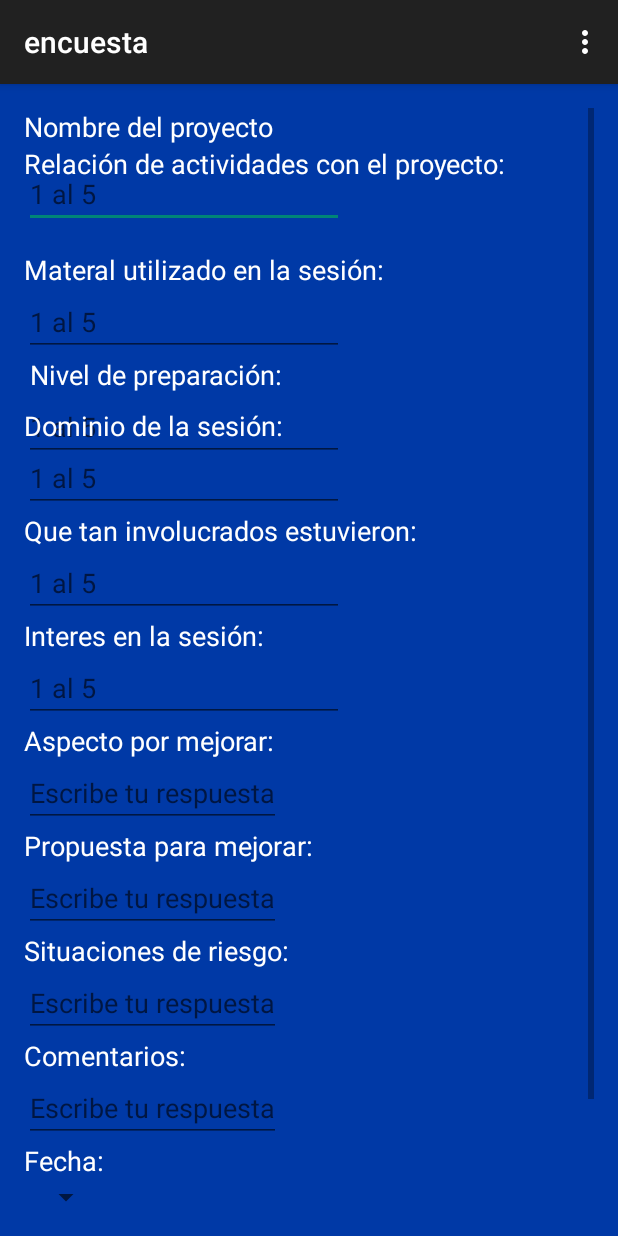
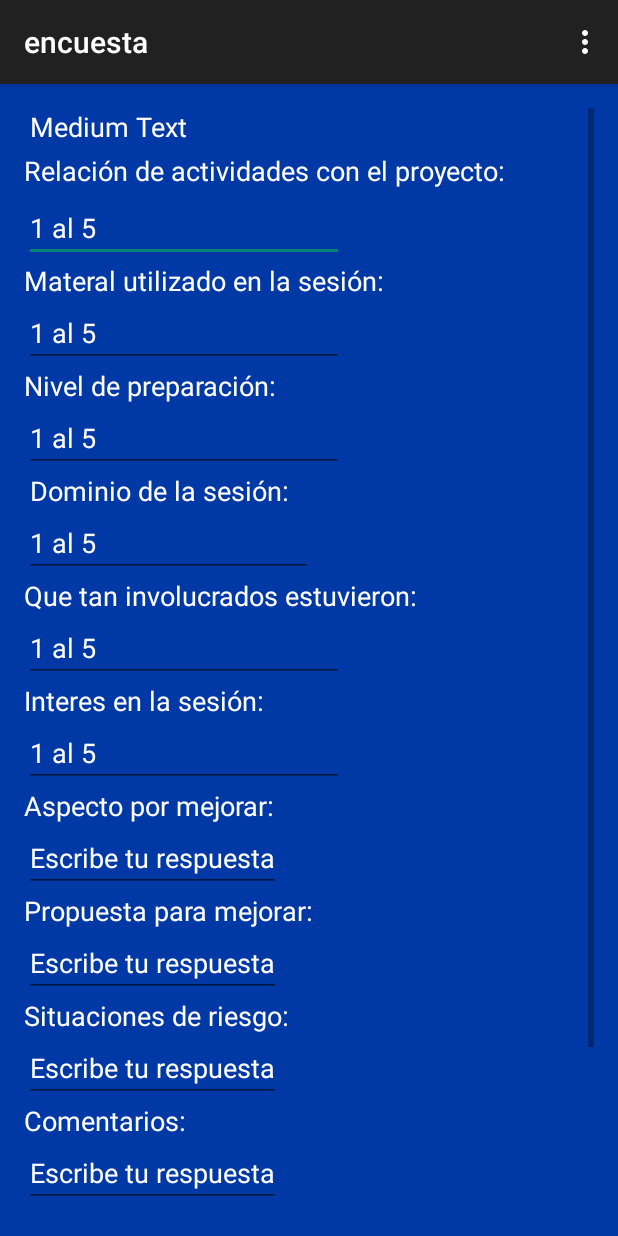
Before and after one commit to Jaguz/ProyectoMoviles, an Android app: the encuesta screen opened directly, with no data from a screen before it, on a phone screen of 412 x 824 dp. Run offline under Robolectric (Android 15) with nearby library versions, the phone set to English and light mode, and no system bars; 5 statements that could not run were skipped.

```diff
--- a/app/src/main/java/itesm/mx/proyectomoviles/encuesta.java
+++ b/app/src/main/java/itesm/mx/proyectomoviles/encuesta.java
@@ -51,6 +51,8 @@ public class encuesta extends AppCompatActivity {
 
         final Bundle datos = getIntent().getExtras();
         final Button terminarButton = (Button) findViewById(R.id.terminarBT);
+        final TextView nombre = (TextView) findViewById(R.id.nombreTV);
+        nombre.setText(datos.getString("proyecto")  );
 
 
         View.OnClickListener terminar = new View.OnClickListener() {
--- a/app/src/main/res/layout/activity_encuesta.xml
+++ b/app/src/main/res/layout/activity_encuesta.xml
@@ -21,10 +21,10 @@
             android:ems="10"
             android:id="@+id/respuesta1"
             android:hint="1 al 5"
-            android:layout_below="@+id/textView13"
+            android:layout_marginTop="57dp"
+            android:textColor="#ffffff"
             android:layout_alignParentStart="true"
-            android:layout_marginTop="10dp"
-            android:textColor="#ffffff" />
+            android:textColorHint="#ffffff" />
 
         <EditText
             android:layout_width="wrap_content"
@@ -32,10 +32,11 @@
             android:inputType="number"
             android:ems="10"
             android:id="@+id/respuesta2"
+            android:hint="1 al 5"
+            android:textColor="#ffffff"
             android:layout_below="@+id/textView15"
             android:layout_alignParentStart="true"
-            android:hint="1 al 5"
-            android:textColor="#ffffff" />
+            android:textColorHint="#ffffff" />
 
         <EditText
             android:layout_width="wrap_content"
@@ -44,9 +45,10 @@
             android:ems="10"
             android:id="@+id/respuesta3"
             android:hint="1 al 5"
+            android:textColor="#ffffff"
             android:layout_below="@+id/textView16"
             android:layout_alignParentStart="true"
-            android:textColor="#ffffff" />
+            android:textColorHint="#ffffff" />
 
         <EditText
             android:layout_width="wrap_content"
@@ -54,10 +56,11 @@
             android:inputType="number"
             android:ems="10"
             android:id="@+id/respuesta4"
+            android:hint="1 al 5"
+            android:textColor="#ffffff"
             android:layout_below="@+id/textView17"
-            android:layout_alignParentStart="true"
-            android:hint="1 al 5"
-            android:textColor="#ffffff" />
+            android:layout_alignEnd="@+id/textView21"
+            android:textColorHint="#ffffff" />
 
         <EditText
             android:layout_width="wrap_content"
@@ -65,10 +68,11 @@
             android:inputType="number"
             android:ems="10"
             android:id="@+id/respuesta5"
+            android:hint="1 al 5"
+            android:textColor="#ffffff"
             android:layout_below="@+id/textView18"
-            android:layout_alignParentStart="true"
-            android:hint="1 al 5"
-            android:textColor="#ffffff" />
+            android:layout_alignStart="@+id/textView20"
+            android:textColorHint="#ffffff" />
 
         <EditText
             android:layout_width="wrap_content"
@@ -76,57 +80,51 @@
             android:inputType="number"
             android:ems="10"
             android:id="@+id/respuesta6"
+            android:hint="1 al 5"
+            android:textColor="#ffffff"
             android:layout_below="@+id/textView19"
             android:layout_alignParentStart="true"
-            android:hint="1 al 5"
-            android:textColor="#ffffff" />
+            android:textColorHint="#ffffff" />
 
         <EditText
             android:layout_width="wrap_content"
             android:layout_height="wrap_content"
             android:id="@+id/respuesta7"
+            android:hint="Escribe tu respuesta"
+            android:textColor="#ffffff"
             android:layout_below="@+id/textView20"
-            android:layout_alignParentStart="true"
-            android:hint="Escribe tu respuesta"
-            android:textColor="#ffffff" />
+            android:layout_alignStart="@+id/textView23"
+            android:textColorHint="#ffffff" />
 
         <EditText
             android:layout_width="wrap_content"
             android:layout_height="wrap_content"
             android:id="@+id/respuesta8"
+            android:hint="Escribe tu respuesta"
+            android:textColor="#ffffff"
             android:layout_below="@+id/textView21"
             android:layout_alignParentStart="true"
-            android:hint="Escribe tu respuesta"
-            android:textColor="#ffffff" />
+            android:textColorHint="#ffffff" />
 
         <EditText
             android:layout_width="wrap_content"
             android:layout_height="wrap_content"
             android:id="@+id/respuesta9"
+            android:textColor="#ffffff"
+            android:hint="Escribe tu respuesta"
             android:layout_below="@+id/textView22"
             android:layout_alignParentStart="true"
-            android:textColor="#ffffff"
-            android:hint="Escribe tu respuesta" />
+            android:textColorHint="#ffffff" />
 
         <TextView
             android:layout_width="wrap_content"
             android:layout_height="wrap_content"
             android:textAppearance="?android:attr/textAppearanceMedium"
             android:text="Relación de actividades con el proyecto:"
-            android:id="@+id/textView13"
+            android:id="@+id/textView14"
             android:textColor="#FFFFFFFF"
-            android:layout_below="@+id/textView13"
-            android:layout_alignParentStart="true" />
-
-        <TextView
-            android:layout_width="wrap_content"
-            android:layout_height="wrap_content"
-            android:textAppearance="?android:attr/textAppearanceMedium"
-            android:text="Nombre del proyecto"
-            android:id="@+id/textView13"
-            android:layout_alignParentTop="true"
             android:layout_alignParentStart="true"
-            android:textColor="#ffffff" />
+            android:layout_marginTop="29dp" />
 
         <TextView
             android:layout_width="wrap_content"
@@ -136,8 +134,7 @@
             android:id="@+id/textView15"
             android:textColor="#ffffff"
             android:layout_below="@+id/respuesta1"
-            android:layout_alignParentStart="true"
-            android:layout_marginTop="15dp" />
+            android:layout_alignParentStart="true" />
 
         <TextView
             android:layout_width="wrap_content"
@@ -147,7 +144,7 @@
             android:id="@+id/textView16"
             android:textColor="#ffffff"
             android:layout_below="@+id/respuesta2"
-            android:layout_alignEnd="@+id/textView17" />
+            android:layout_alignParentStart="true" />
 
         <TextView
             android:layout_width="wrap_content"
@@ -155,10 +152,9 @@
             android:textAppearance="?android:attr/textAppearanceMedium"
             android:text="Dominio de la sesión:"
             android:id="@+id/textView17"
-            android:layout_alignParentTop="true"
-            android:layout_alignParentStart="true"
-            android:layout_marginTop="199dp"
-            android:textColor="#ffffff" />
+            android:textColor="#ffffff"
+            android:layout_below="@+id/respuesta3"
+            android:layout_alignEnd="@+id/textView22" />
 
         <TextView
             android:layout_width="wrap_content"
@@ -166,9 +162,9 @@
             android:textAppearance="?android:attr/textAppearanceMedium"
             android:text="Que tan involucrados estuvieron:"
             android:id="@+id/textView18"
+            android:textColor="#ffffff"
             android:layout_below="@+id/respuesta4"
-            android:layout_alignParentStart="true"
-            android:textColor="#ffffff" />
+            android:layout_alignStart="@+id/respuesta5" />
 
         <TextView
             android:layout_width="wrap_content"
@@ -176,9 +172,9 @@
             android:textAppearance="?android:attr/textAppearanceMedium"
             android:text="Interes en la sesión:"
             android:id="@+id/textView19"
+            android:textColor="#ffffff"
             android:layout_below="@+id/respuesta5"
-            android:layout_alignParentStart="true"
-            android:textColor="#ffffff" />
+            android:layout_alignParentStart="true" />
 
         <TextView
             android:layout_width="wrap_content"
@@ -186,9 +182,9 @@
             android:textAppearance="?android:attr/textAppearanceMedium"
             android:text="Aspecto por mejorar:"
             android:id="@+id/textView20"
+            android:textColor="#ffffff"
             android:layout_below="@+id/respuesta6"
-            android:layout_alignParentStart="true"
-            android:textColor="#ffffff" />
+            android:layout_alignStart="@+id/respuesta7" />
 
         <TextView
             android:layout_width="wrap_content"
@@ -196,9 +192,9 @@
             android:textAppearance="?android:attr/textAppearanceMedium"
             android:text="Propuesta para mejorar:"
             android:id="@+id/textView21"
+            android:textColor="#ffffff"
             android:layout_below="@+id/respuesta7"
-            android:layout_alignParentStart="true"
-            android:textColor="#ffffff" />
+            android:layout_alignParentStart="true" />
 
         <TextView
             android:layout_width="wrap_content"
@@ -206,9 +202,9 @@
             android:textAppearance="?android:attr/textAppearanceMedium"
             android:text="Situaciones de riesgo:"
             android:id="@+id/textView22"
+            android:textColor="#ffffff"
             android:layout_below="@+id/respuesta8"
-            android:layout_alignParentStart="true"
-            android:textColor="#ffffff" />
+            android:layout_alignParentStart="true" />
 
         <TextView
             android:layout_width="wrap_content"
@@ -218,7 +214,7 @@
             android:id="@+id/textView23"
             android:textColor="#ffffff"
             android:layout_below="@+id/respuesta9"
-            android:layout_alignParentStart="true" />
+            android:layout_alignStart="@+id/respuesta10" />
 
         <EditText
             android:layout_width="wrap_content"
@@ -227,7 +223,8 @@
             android:textColor="#ffffff"
             android:hint="Escribe tu respuesta"
             android:layout_below="@+id/textView23"
-            android:layout_alignParentStart="true" />
+            android:layout_alignStart="@+id/spinner"
+            android:textColorHint="#ffffff" />
 
         <Button
             style="?android:attr/buttonStyleSmall"
@@ -235,8 +232,8 @@
             android:layout_height="wrap_content"
             android:text="Terminar"
             android:id="@+id/terminarBT"
-            android:layout_marginTop="78dp"
-            android:layout_below="@+id/textView24"
+            android:layout_marginTop="58dp"
+            android:layout_below="@+id/spinner"
             android:layout_toEndOf="@+id/textView19" />
 
         <TextView
@@ -245,9 +242,9 @@
             android:textAppearance="?android:attr/textAppearanceMedium"
             android:text="Fecha:"
             android:id="@+id/textView24"
+            android:textColor="#ffffff"
             android:layout_below="@+id/respuesta10"
-            android:layout_alignParentStart="true"
-            android:textColor="#ffffff" />
+            android:layout_alignStart="@+id/respuesta10" />
 
         <Spinner
             android:layout_width="wrap_content"
@@ -255,5 +252,15 @@
             android:id="@+id/spinner"
             android:layout_below="@+id/textView24"
             android:layout_alignStart="@+id/textView16" />
+
+        <TextView
+            android:layout_width="wrap_content"
+            android:layout_height="wrap_content"
+            android:textAppearance="?android:attr/textAppearanceMedium"
+            android:text="Medium Text"
+            android:id="@+id/nombreTV"
+            android:layout_alignParentTop="true"
+            android:layout_alignStart="@+id/textView17"
+            android:textColor="#ffffff" />
     </RelativeLayout>
 </ScrollView>
```
Also changed, not shown: app/src/main/java/itesm/mx/proyectomoviles/MainActivity.java (+88 -15 lines).
